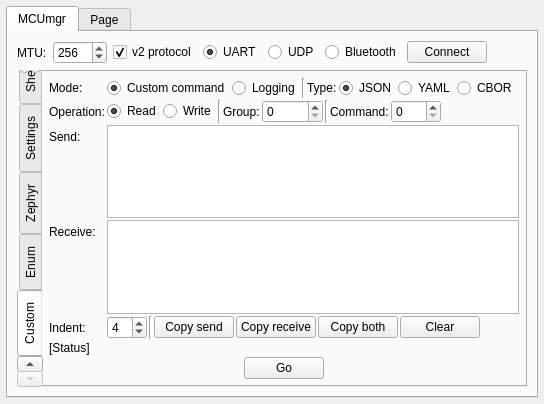
Before: the Qt Designer form plugins/mcumgr/form.ui in thedjnK/AuTerm, drawn with Qt 5.
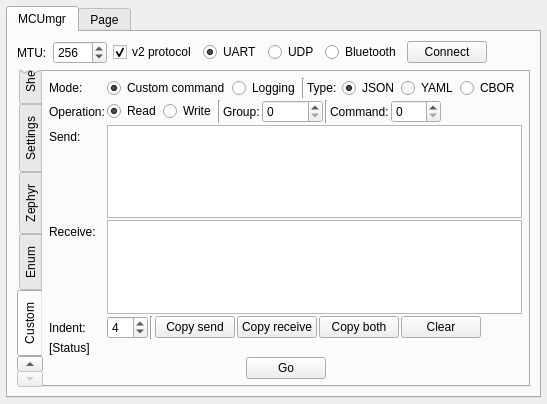
After: the same form once the commit is applied. The open tabs and pages were chosen to show the change. Custom widgets are drawn as their Qt base class.

Commit message: plugins: mcumgr: Add space after type text

What changed in the file:
```diff
--- a/plugins/mcumgr/form.ui
+++ b/plugins/mcumgr/form.ui
@@ -2436,7 +2436,7 @@
                <item>
                 <widget class="QLabel" name="label_39">
                  <property name="text">
-                  <string>Type:</string>
+                  <string>Type: </string>
                  </property>
                 </widget>
                </item>
```
